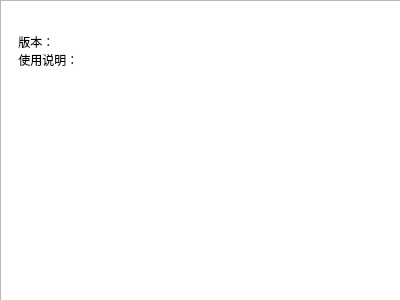
Before: the Qt Designer form helpdiaglog.ui in 15351707819/excel, drawn with Qt 5.
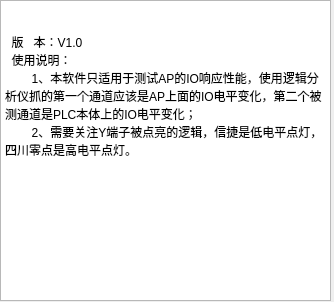
After: the same form once the commit is applied.

Commit message: 修改一些界面，添加帮助说明

The edit to the form file:
```diff
--- a/helpdiaglog.ui
+++ b/helpdiaglog.ui
@@ -6,8 +6,8 @@
    <rect>
     <x>0</x>
     <y>0</y>
-    <width>400</width>
-    <height>300</height>
+    <width>334</width>
+    <height>302</height>
    </rect>
   </property>
   <property name="windowTitle">
@@ -18,7 +18,7 @@
     <rect>
      <x>0</x>
      <y>0</y>
-     <width>401</width>
+     <width>331</width>
      <height>301</height>
     </rect>
    </property>
@@ -29,8 +29,10 @@
 &lt;/style&gt;&lt;/head&gt;&lt;body style=&quot; font-family:'SimSun'; font-size:9pt; font-weight:400; font-style:normal;&quot;&gt;
 &lt;p style=&quot;-qt-paragraph-type:empty; margin-top:0px; margin-bottom:0px; margin-left:0px; margin-right:0px; -qt-block-indent:0; text-indent:0px;&quot;&gt;&lt;br /&gt;&lt;/p&gt;
 &lt;p style=&quot;-qt-paragraph-type:empty; margin-top:0px; margin-bottom:0px; margin-left:0px; margin-right:0px; -qt-block-indent:0; text-indent:0px;&quot;&gt;&lt;br /&gt;&lt;/p&gt;
-&lt;p style=&quot; margin-top:0px; margin-bottom:0px; margin-left:0px; margin-right:0px; -qt-block-indent:0; text-indent:0px;&quot;&gt;    版本：&lt;/p&gt;
-&lt;p style=&quot; margin-top:0px; margin-bottom:0px; margin-left:0px; margin-right:0px; -qt-block-indent:0; text-indent:0px;&quot;&gt;    使用说明：&lt;/p&gt;&lt;/body&gt;&lt;/html&gt;</string>
+&lt;p style=&quot; margin-top:0px; margin-bottom:0px; margin-left:0px; margin-right:0px; -qt-block-indent:0; text-indent:0px;&quot;&gt;  版   本：V1.0&lt;/p&gt;
+&lt;p style=&quot; margin-top:0px; margin-bottom:0px; margin-left:0px; margin-right:0px; -qt-block-indent:0; text-indent:0px;&quot;&gt;  使用说明：&lt;/p&gt;
+&lt;p style=&quot; margin-top:0px; margin-bottom:0px; margin-left:0px; margin-right:0px; -qt-block-indent:0; text-indent:0px;&quot;&gt;        1、本软件只适用于测试AP的IO响应性能，使用逻辑分析仪抓的第一个通道应该是AP上面的IO电平变化，第二个被测通道是PLC本体上的IO电平变化；&lt;/p&gt;
+&lt;p style=&quot; margin-top:0px; margin-bottom:0px; margin-left:0px; margin-right:0px; -qt-block-indent:0; text-indent:0px;&quot;&gt;        2、需要关注Y端子被点亮的逻辑，信捷是低电平点灯，四川零点是高电平点灯。&lt;/p&gt;&lt;/body&gt;&lt;/html&gt;</string>
    </property>
   </widget>
  </widget>
```
The commit also changes 6 other files.
